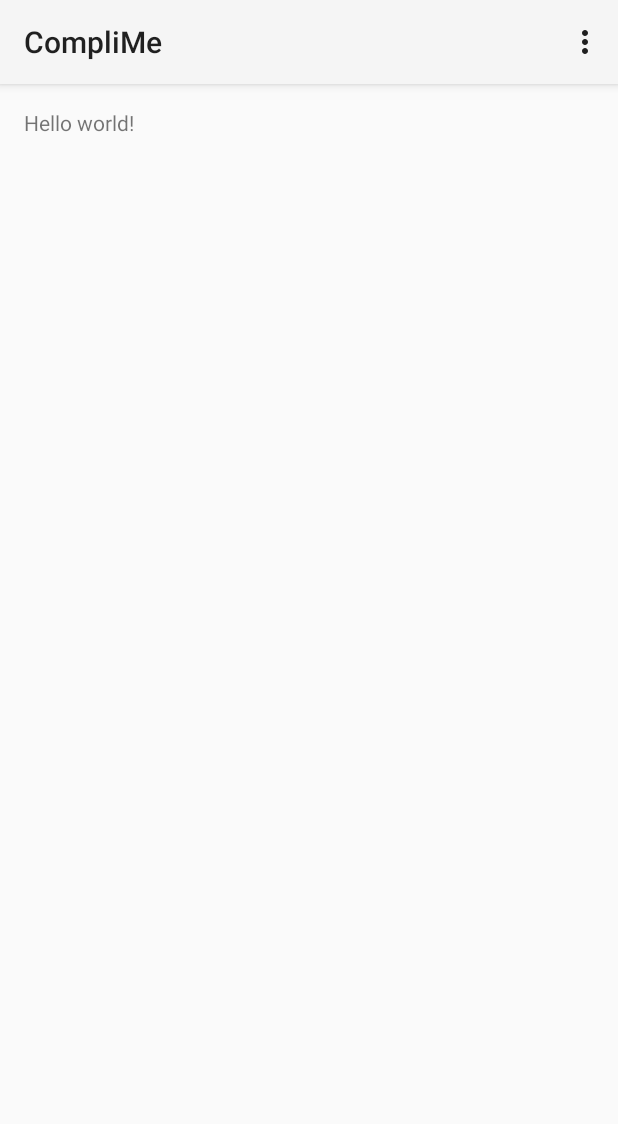
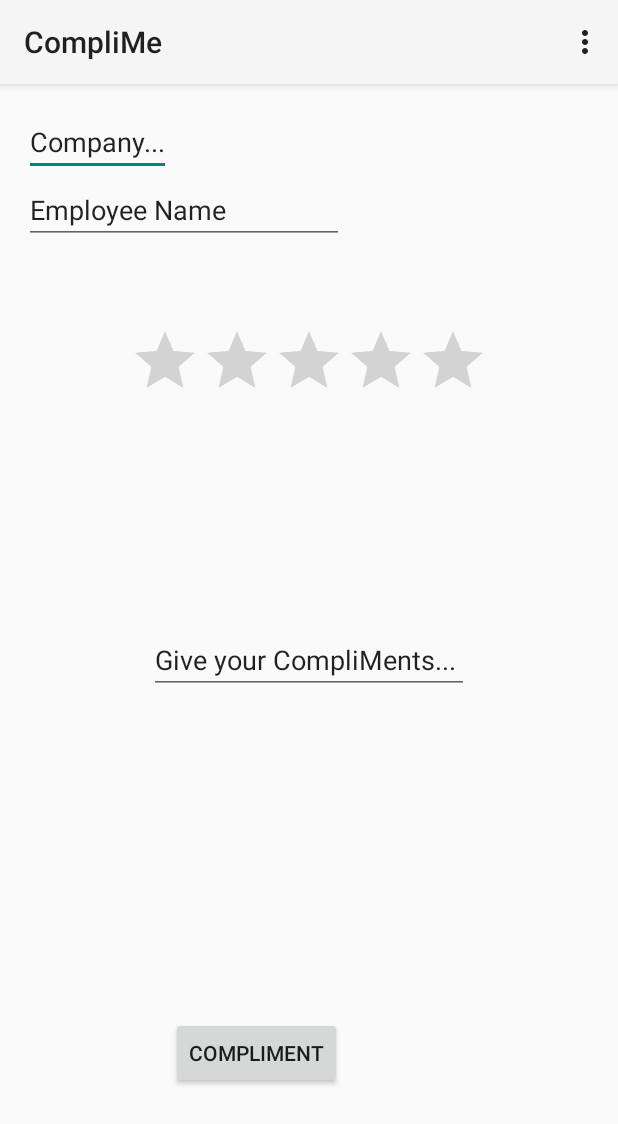
Before and after one commit to dippy38/CompliMe, an Android app: the screen it shows after launch (MyActivity), on a phone screen of 412 x 824 dp. Shown: the top 1124 px of the screen. Run offline under Robolectric (Android 15) with nearby library versions, the phone set to English and light mode, and no system bars.

```diff
--- a/app/src/main/AndroidManifest.xml
+++ b/app/src/main/AndroidManifest.xml
@@ -7,15 +7,19 @@
         android:icon="@drawable/ic_launcher"
         android:label="@string/app_name"
         android:theme="@style/AppTheme" >
+
+
         <activity
             android:name=".MyActivity"
             android:label="@string/app_name" >
             <intent-filter>
                 <action android:name="android.intent.action.MAIN" />
-
                 <category android:name="android.intent.category.LAUNCHER" />
             </intent-filter>
         </activity>
+
+
+
     </application>
 
 </manifest>
--- a/app/src/main/res/layout/activity_my.xml
+++ b/app/src/main/res/layout/activity_my.xml
@@ -8,9 +8,54 @@
     android:paddingBottom="@dimen/activity_vertical_margin"
     tools:context=".MyActivity">
 
-    <TextView
-        android:text="@string/hello_world"
+
+    <AutoCompleteTextView
         android:layout_width="wrap_content"
-        android:layout_height="wrap_content" />
+        android:layout_height="wrap_content"
+        android:text="Company..."
+        android:id="@+id/autoCompleteTextView"
+        android:layout_alignParentTop="true"
+        android:layout_alignParentLeft="true"
+        android:layout_alignParentStart="true" />
+
+    <EditText
+        android:layout_width="wrap_content"
+        android:layout_height="wrap_content"
+        android:inputType="textPersonName"
+        android:text="Employee Name"
+        android:ems="10"
+        android:id="@+id/editText2"
+        android:layout_below="@+id/autoCompleteTextView"
+        android:layout_alignParentLeft="true"
+        android:layout_alignParentStart="true" />
+
+    <EditText
+        android:layout_width="wrap_content"
+        android:layout_height="wrap_content"
+        android:inputType="textMultiLine"
+        android:ems="10"
+        android:id="@+id/editText3"
+        android:text="Give your CompliMents..."
+        android:layout_centerVertical="true"
+        android:layout_centerHorizontal="true" />
+
+    <RatingBar
+        android:layout_width="wrap_content"
+        android:layout_height="wrap_content"
+        android:id="@+id/ratingBar"
+        android:layout_below="@+id/editText2"
+        android:layout_centerHorizontal="true"
+        android:layout_marginTop="54dp" />
+
+    <Button
+        style="?android:attr/buttonStyleSmall"
+        android:layout_width="wrap_content"
+        android:layout_height="wrap_content"
+        android:text="CompliMEnt"
+        android:id="@+id/button"
+        android:layout_alignParentBottom="true"
+        android:layout_toRightOf="@+id/autoCompleteTextView"
+        android:layout_toEndOf="@+id/autoCompleteTextView"
+        android:layout_marginBottom="82dp" />
 
 </RelativeLayout>
```
Also changed, not shown: 1 other file.
